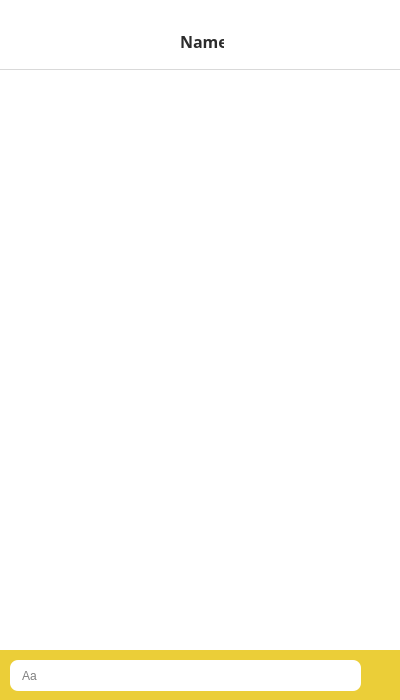
Before: the Qt Designer form frontend/assets/daisydate.ui in pcr9x/daisydate, drawn with Qt 5.
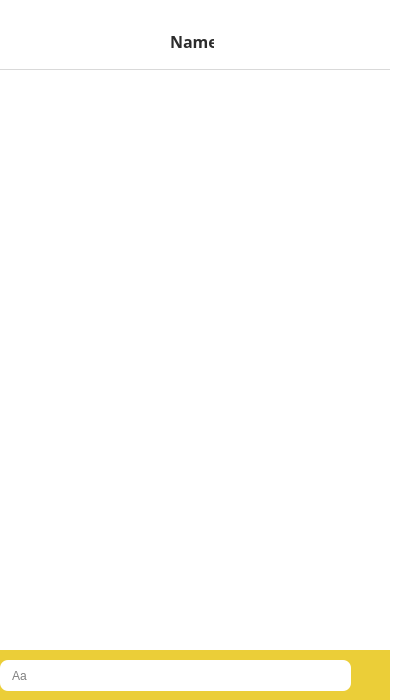
After: the same form once the commit is applied. The open tabs and pages were chosen to show the change. Icons and pictures are not drawn.

What changed in the file:
```diff
--- a/frontend/assets/daisydate.ui
+++ b/frontend/assets/daisydate.ui
@@ -58,7 +58,7 @@
    <widget class="QStackedWidget" name="stackedWidget">
     <property name="geometry">
      <rect>
-      <x>0</x>
+      <x>-10</x>
       <y>0</y>
       <width>400</width>
       <height>700</height>
@@ -2518,6 +2518,7 @@
         <font>
          <family>Segoe UI Semibold</family>
          <pointsize>12</pointsize>
+         <weight>75</weight>
          <bold>true</bold>
         </font>
        </property>
```
Left out of the diff: 49 changed lines with no effect on the pictures.
